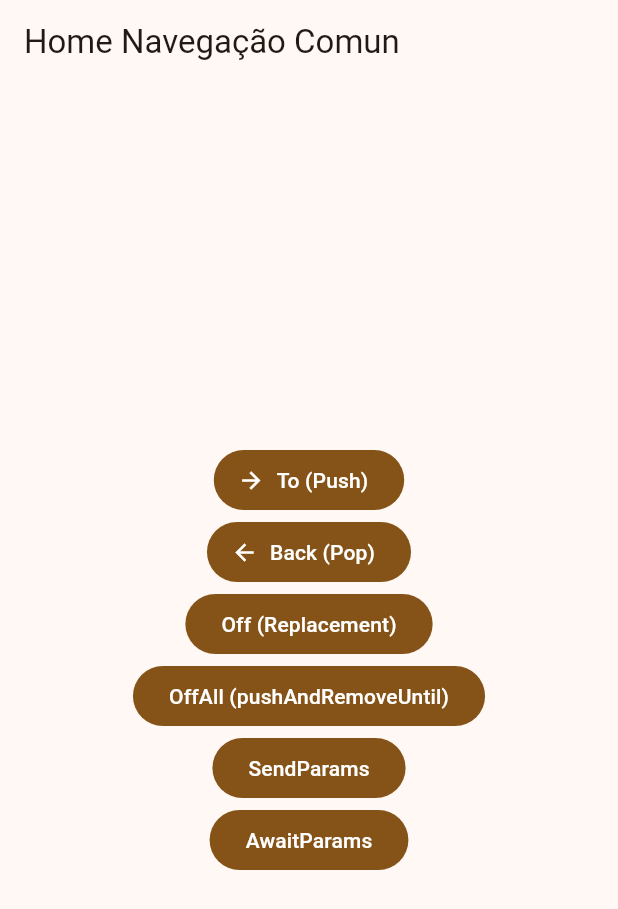
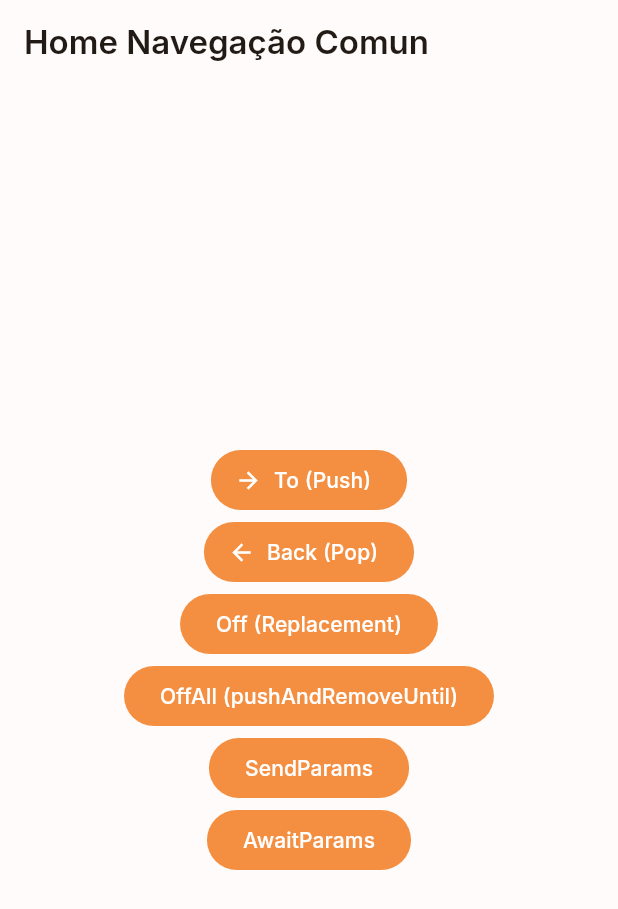
Before and after one commit to thiagouxdev/GetX, a Flutter app: the NavegacaoComunHomePage screen opened directly, on a phone screen of 412 x 824 dp. Shown: the top 909 px of the screen. Run offline on Flutter 3.47's test engine with Material 3 defaults, Android fonts, the phone set to English and light mode, and no system bars; our stand-ins replace get, google_fonts.

Commit message:
theme data & theme text add

```diff
--- /dev/null
+++ b/3_dependencias/get_dependencias/lib/utils/theme/theme.dart
@@ -0,0 +1,38 @@
+import 'package:flutter/material.dart';
+import 'package:get_dependencias/utils/theme/widget_theme/text_theme.dart';
+
+class TAppTheme {
+  TAppTheme._();
+
+  static ThemeData lightTheme = ThemeData(
+    textTheme: TTextTheme.textTheme,
+    colorScheme: const ColorScheme(
+      brightness: Brightness.light,
+      primary: Color(0xFFF48F42),
+      onPrimary: Color(0xFFFFFFFF),
+      secondary: Color(0xFF755846),
+      onSecondary: Color(0xFFFFFFFF),
+      error: Color(0xFFBA1A1A),
+      onError: Color(0xFFFFFFFF),
+      surface: Color(0xFFFFFBFA),
+      onSurface: Color(0xFF221A15),
+      onSurfaceVariant: Color(0xFF52443C),
+    ),
+  );
+
+  static ThemeData darkTheme = ThemeData(
+    textTheme: TTextTheme.textTheme,
+    colorScheme: const ColorScheme(
+      brightness: Brightness.dark,
+      primary: Color(0xFFFA9446),
+      onPrimary: Color(0xFF502400),
+      secondary: Color(0xFFE5BFA8),
+      onSecondary: Color(0xFF422B1B),
+      error: Color(0xFFFFB4AB),
+      onError: Color(0xFF690005),
+      surface: Color(0xFF050505),
+      onSurface: Color(0xFFF0ECEB),
+      onSurfaceVariant: Color(0xFFD7C3B7),
+    ),
+  );
+}
--- /dev/null
+++ b/3_dependencias/get_dependencias/lib/utils/theme/widget_theme/text_theme.dart
@@ -0,0 +1,83 @@
+import 'package:flutter/material.dart';
+import 'package:google_fonts/google_fonts.dart';
+
+class TTextTheme {
+  static const String tFontFamily = 'Inter';
+  static final TextTheme textTheme = TextTheme(
+    // Headline
+    headlineLarge: GoogleFonts.getFont(
+      tFontFamily,
+      fontSize: 32,
+      fontWeight: FontWeight.w400,
+    ),
+    headlineMedium: GoogleFonts.getFont(
+      tFontFamily,
+      fontSize: 28,
+      fontWeight: FontWeight.w400,
+    ),
+    headlineSmall: GoogleFonts.getFont(
+      tFontFamily,
+      fontSize: 24,
+      fontWeight: FontWeight.w400,
+    ),
+
+    // Title
+    titleLarge: GoogleFonts.getFont(
+      tFontFamily,
+      fontSize: 22,
+      fontWeight: FontWeight.w600,
+    ),
+    titleMedium: GoogleFonts.getFont(
+      tFontFamily,
+      fontSize: 16,
+      fontWeight: FontWeight.w600,
+      letterSpacing: 0.15,
+    ),
+    titleSmall: GoogleFonts.getFont(
+      tFontFamily,
+      fontSize: 14,
+      fontWeight: FontWeight.w600,
+      letterSpacing: 0.1,
+    ),
+
+    // Label
+    labelLarge: GoogleFonts.getFont(
+      tFontFamily,
+      fontSize: 14,
+      fontWeight: FontWeight.w500,
+      letterSpacing: 0.1,
+    ),
+    labelMedium: GoogleFonts.getFont(
+      tFontFamily,
+      fontSize: 12,
+      fontWeight: FontWeight.w500,
+      letterSpacing: 0.5,
+    ),
+    labelSmall: GoogleFonts.getFont(
+      tFontFamily,
+      fontSize: 11,
+      fontWeight: FontWeight.w500,
+      letterSpacing: 0.5,
+    ),
+
+    // Body
+    bodyLarge: GoogleFonts.getFont(
+      tFontFamily,
+      fontSize: 16,
+      fontWeight: FontWeight.w400,
+      letterSpacing: 0.5,
+    ),
+    bodyMedium: GoogleFonts.getFont(
+      tFontFamily,
+      fontSize: 14,
+      fontWeight: FontWeight.w400,
+      letterSpacing: 0.25,
+    ),
+    bodySmall: GoogleFonts.getFont(
+      tFontFamily,
+      fontSize: 12,
+      fontWeight: FontWeight.w400,
+      letterSpacing: 0.4,
+    ),
+  );
+}
--- a/3_dependencias/get_dependencias/pubspec.yaml
+++ b/3_dependencias/get_dependencias/pubspec.yaml
@@ -36,6 +36,7 @@ dependencies:
   # Use with the CupertinoIcons class for iOS style icons.
   cupertino_icons: ^1.0.6
   get: ^4.6.6
+  google_fonts: ^6.2.1
 
 dev_dependencies:
   flutter_test:
```
Also changed, not shown: 3_dependencias/get_dependencias/lib/features/home/page/home_page.dart (deleted, +0 -49 lines), 3_dependencias/get_dependencias/lib/main.dart (+19 -9 lines), 3_dependencias/get_dependencias/lib/pages/basico/basico_home_page.dart (added, +20 -0 lines), 3_dependencias/get_dependencias/lib/pages/home_page.dart (added, +26 -0 lines), 3_dependencias/get_dependencias/pubspec.lock.
